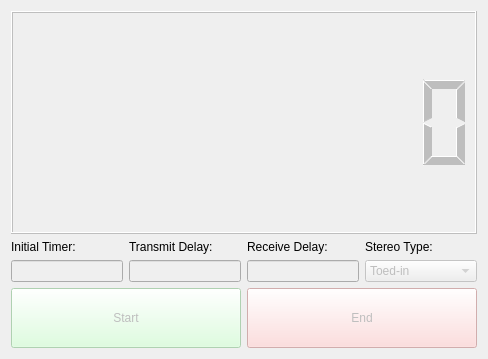
PISCES-HI/helelani_client, file src/HelelaniMissionControlClient.ui: the form before one commit.
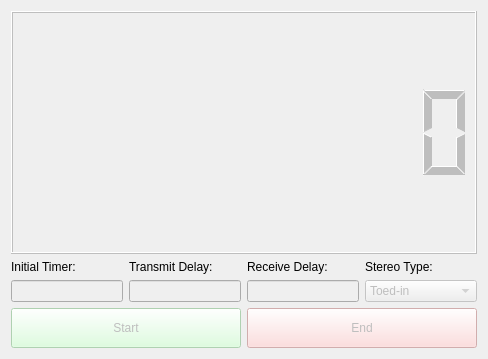
The form after the commit.

Patch:
```diff
--- a/src/HelelaniMissionControlClient.ui
+++ b/src/HelelaniMissionControlClient.ui
@@ -134,7 +134,7 @@
        <property name="minimumSize">
         <size>
          <width>0</width>
-         <height>60</height>
+         <height>40</height>
         </size>
        </property>
        <property name="styleSheet">
@@ -153,7 +153,7 @@
        <property name="minimumSize">
         <size>
          <width>0</width>
-         <height>60</height>
+         <height>40</height>
         </size>
        </property>
        <property name="styleSheet">
```
